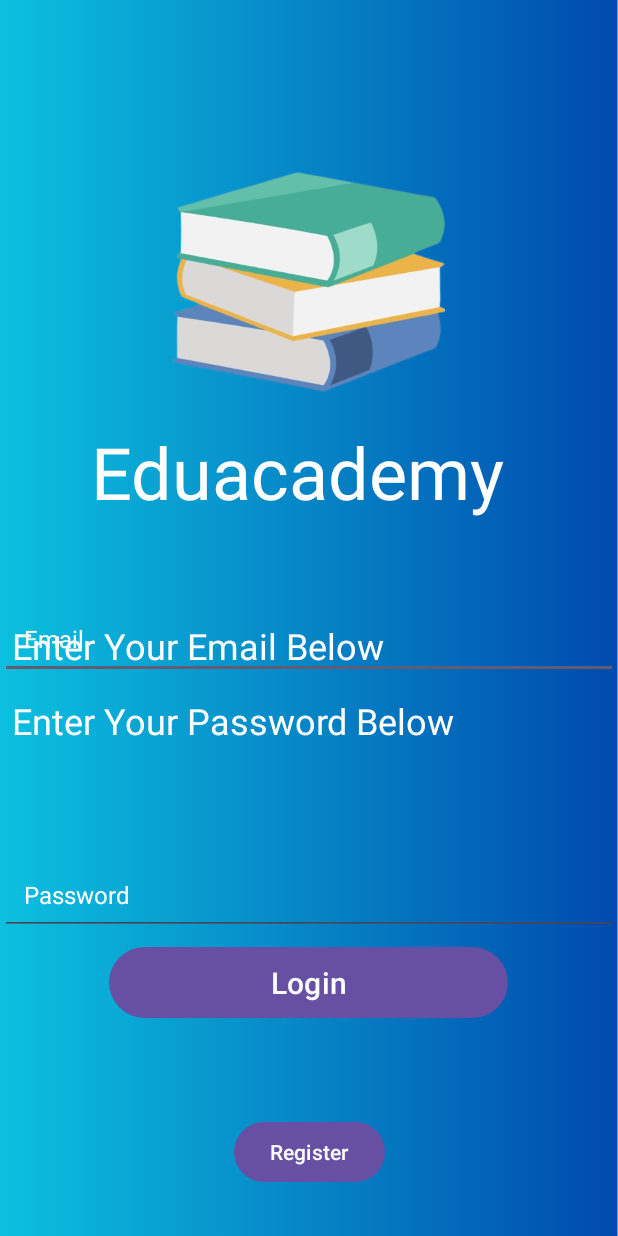
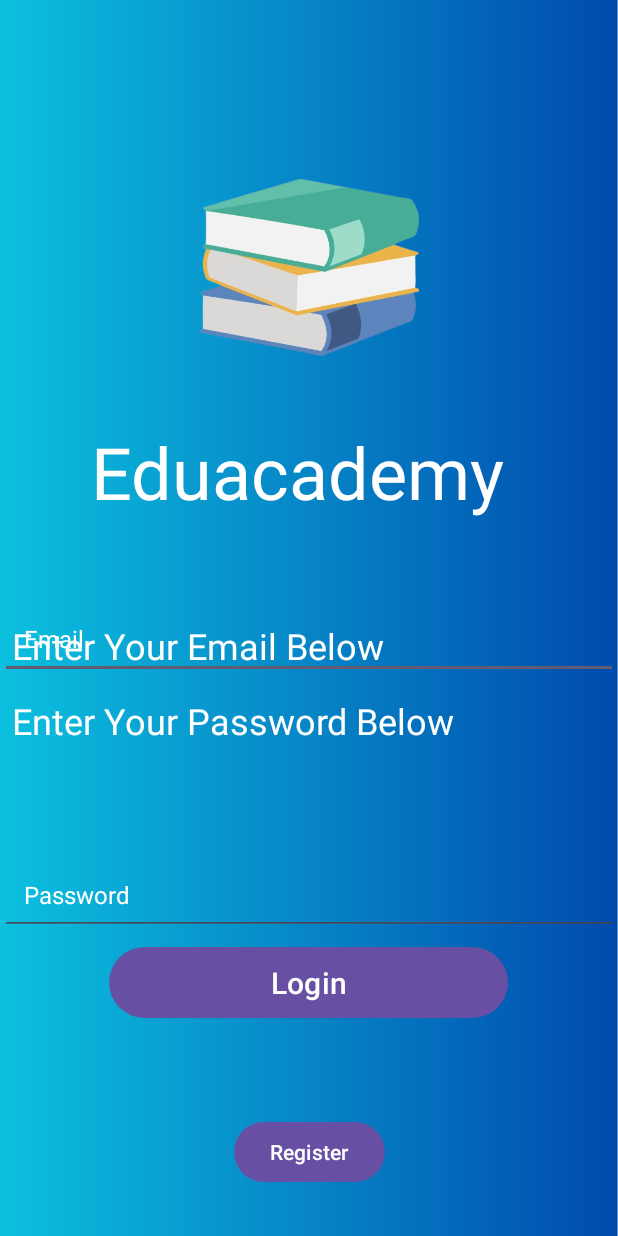
Before and after one commit to hamana21/MAD2023_Team4, an Android app: the screen it shows after launch (LoginActivity), on a phone screen of 412 x 824 dp. Run offline under Robolectric (Android 15) with nearby library versions, the phone set to English and light mode, and no system bars.

Commit message:
edited logo

```diff
--- a/app/src/main/res/layout/activity_login.xml
+++ b/app/src/main/res/layout/activity_login.xml
@@ -124,14 +124,13 @@
 
     <ImageView
         android:id="@+id/imageView7"
-        android:layout_width="181dp"
-        android:layout_height="357dp"
-        android:layout_marginBottom="348dp"
-        app:layout_constraintBottom_toBottomOf="parent"
+        android:layout_width="234dp"
+        android:layout_height="207dp"
+        app:layout_constraintBottom_toTopOf="@+id/eduacademy"
         app:layout_constraintEnd_toEndOf="parent"
         app:layout_constraintStart_toStartOf="parent"
         app:layout_constraintTop_toTopOf="parent"
-        app:layout_constraintVertical_bias="0.076"
+        app:layout_constraintVertical_bias="1.0"
         app:srcCompat="@drawable/mad_icon_removebg_preview" />
 
 
```
Also changed, not shown: 1 other file.
